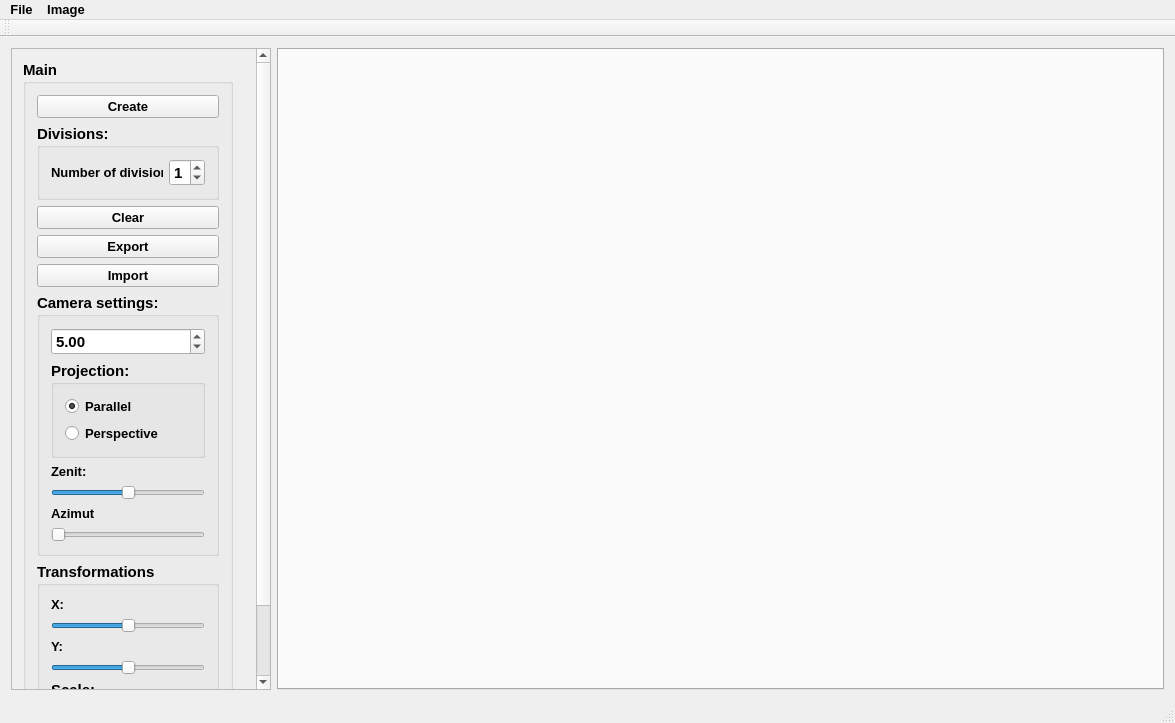
First picture: the form in src/ImageViewer.ui, repository Tomas-Homola/PG_cv7, before the edit.
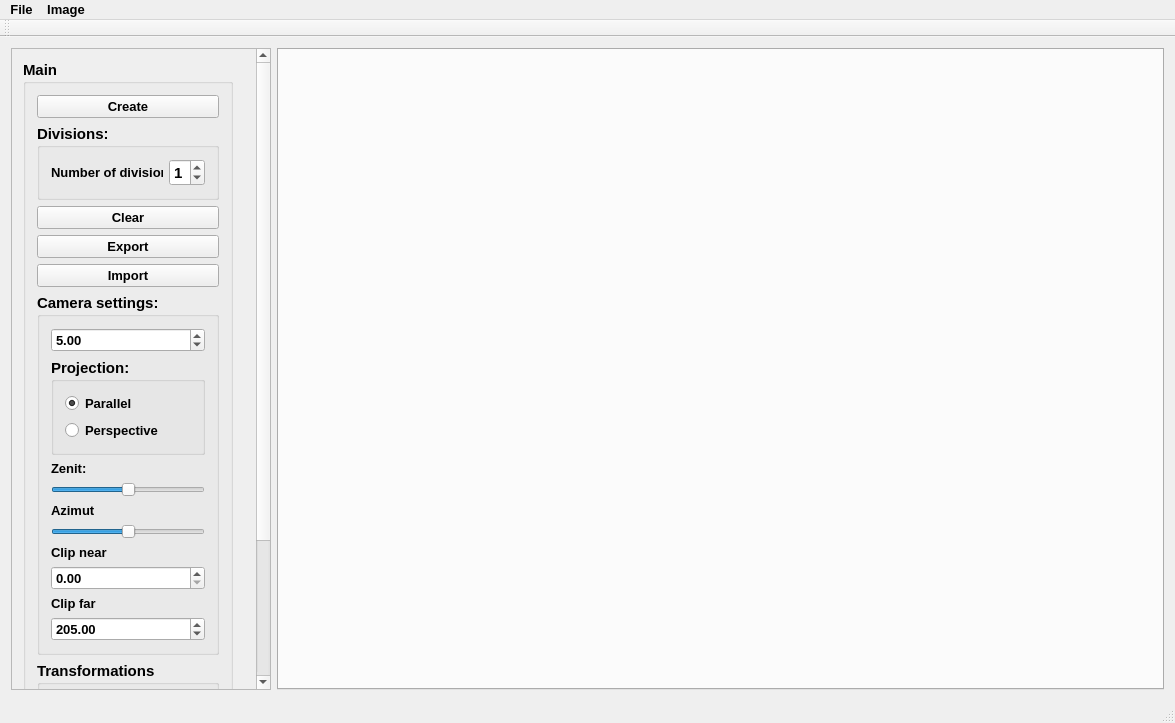
Second picture: the form after the edit.

Commit message: Dokoncenie zadania

The edit to the form file:
```diff
--- a/src/ImageViewer.ui
+++ b/src/ImageViewer.ui
@@ -44,9 +44,9 @@
        <property name="geometry">
         <rect>
          <x>0</x>
-         <y>-72</y>
+         <y>-158</y>
          <width>241</width>
-         <height>718</height>
+         <height>823</height>
         </rect>
        </property>
        <layout class="QVBoxLayout" name="verticalLayout_4">
@@ -181,8 +181,16 @@
              <layout class="QVBoxLayout" name="verticalLayout_2">
               <item>
                <widget class="QDoubleSpinBox" name="doubleSpinBox_CameraDistance">
+                <property name="font">
+                 <font>
+                  <family>Leelawadee UI</family>
+                  <pointsize>10</pointsize>
+                  <weight>75</weight>
+                  <bold>true</bold>
+                 </font>
+                </property>
                 <property name="minimum">
-                 <double>-10.000000000000000</double>
+                 <double>3.000000000000000</double>
                 </property>
                 <property name="maximum">
                  <double>50.000000000000000</double>
@@ -303,6 +311,9 @@
               </item>
               <item>
                <widget class="QSlider" name="horizontalSlider_Azimut">
+                <property name="minimum">
+                 <number>-360</number>
+                </property>
                 <property name="maximum">
                  <number>360</number>
                 </property>
@@ -317,6 +328,78 @@
                 </property>
                </widget>
               </item>
+              <item>
+               <widget class="QLabel" name="label_ClipNear">
+                <property name="font">
+                 <font>
+                  <family>Leelawadee UI</family>
+                  <pointsize>10</pointsize>
+                  <weight>75</weight>
+                  <bold>true</bold>
+                 </font>
+                </property>
+                <property name="text">
+                 <string>Clip near</string>
+                </property>
+               </widget>
+              </item>
+              <item>
+               <widget class="QDoubleSpinBox" name="doubleSpinBox_ClipNear">
+                <property name="font">
+                 <font>
+                  <family>Leelawadee UI</family>
+                  <pointsize>10</pointsize>
+                  <weight>75</weight>
+                  <bold>true</bold>
+                 </font>
+                </property>
+                <property name="maximum">
+                 <double>200.000000000000000</double>
+                </property>
+                <property name="singleStep">
+                 <double>0.500000000000000</double>
+                </property>
+               </widget>
+              </item>
+              <item>
+               <widget class="QLabel" name="label_ClipFar">
+                <property name="font">
+                 <font>
+                  <family>Leelawadee UI</family>
+                  <pointsize>10</pointsize>
+                  <weight>75</weight>
+                  <bold>true</bold>
+                 </font>
+                </property>
+                <property name="text">
+                 <string>Clip far</string>
+                </property>
+               </widget>
+              </item>
+              <item>
+               <widget class="QDoubleSpinBox" name="doubleSpinBox_ClipFar">
+                <property name="font">
+                 <font>
+                  <family>Leelawadee UI</family>
+                  <pointsize>10</pointsize>
+                  <weight>75</weight>
+                  <bold>true</bold>
+                 </font>
+                </property>
+                <property name="minimum">
+                 <double>50.000000000000000</double>
+                </property>
+                <property name="maximum">
+                 <double>250.000000000000000</double>
+                </property>
+                <property name="singleStep">
+                 <double>0.500000000000000</double>
+                </property>
+                <property name="value">
+                 <double>205.000000000000000</double>
+                </property>
+               </widget>
+              </item>
              </layout>
             </widget>
            </item>
@@ -344,10 +427,10 @@
               <item>
                <widget class="QSlider" name="horizontalSlider_dx">
                 <property name="minimum">
-                 <number>-400</number>
+                 <number>-1000</number>
                 </property>
                 <property name="maximum">
-                 <number>400</number>
+                 <number>1000</number>
                 </property>
                 <property name="orientation">
                  <enum>Qt::Horizontal</enum>
@@ -372,10 +455,10 @@
               <item>
                <widget class="QSlider" name="horizontalSlider_dy">
                 <property name="minimum">
-                 <number>-400</number>
+                 <number>-1000</number>
                 </property>
                 <property name="maximum">
-                 <number>400</number>
+                 <number>1000</number>
                 </property>
                 <property name="orientation">
                  <enum>Qt::Horizontal</enum>
```
Left out of the diff: 2 changed lines with no effect on the pictures. The commit also changes 2 other files.
